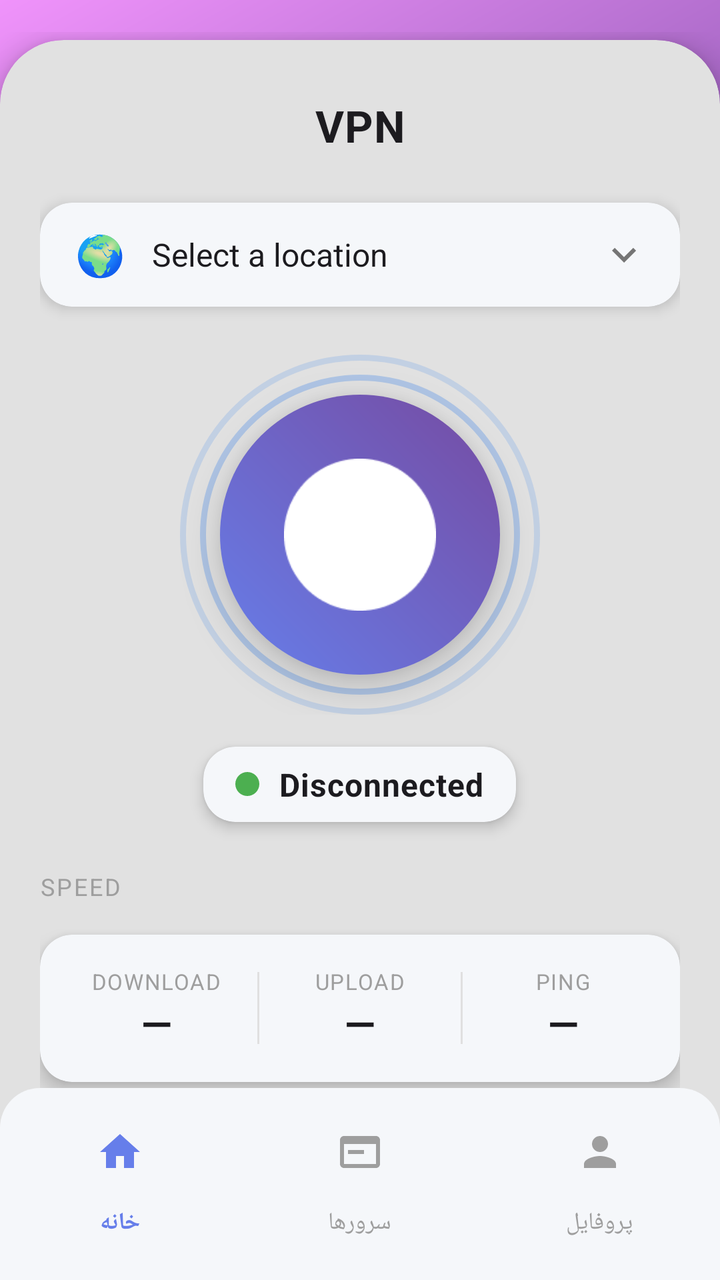
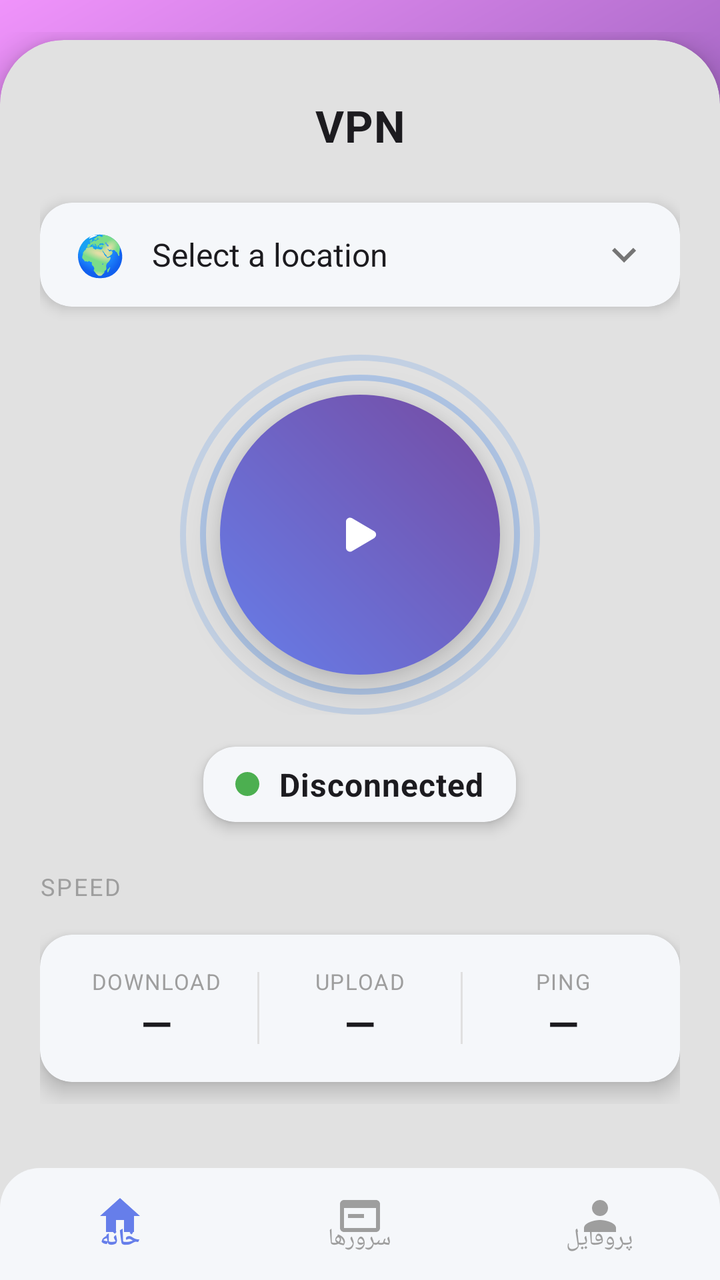

Two renders of the same Android screen: before a commit and after it. Below are the layout's source before the change and the commit's diff.
<!-- AndroidManifest.xml: application theme AppThemeDayNight.NoActionBar -->
<!-- res/layout/activity_main.xml -->
<?xml version="1.0" encoding="utf-8"?>
<FrameLayout xmlns:android="http://schemas.android.com/apk/res/android"
    xmlns:app="http://schemas.android.com/apk/res-auto"
    android:layout_width="match_parent"
    android:layout_height="match_parent"
    android:background="@drawable/bg_gradient_main"
    android:fitsSystemWindows="false">

    <ScrollView
        android:id="@+id/scroll_view"
        android:layout_width="match_parent"
        android:layout_height="match_parent"
        android:fillViewport="true">

        <LinearLayout
            android:id="@+id/main_content"
            android:layout_width="match_parent"
            android:layout_height="match_parent"
            android:orientation="vertical"
            android:paddingTop="16dp"
            android:paddingStart="0dp"
            android:paddingEnd="0dp"
            android:paddingBottom="0dp"
            android:fitsSystemWindows="false">

            <com.google.android.material.progressindicator.LinearProgressIndicator
                android:id="@+id/progress_bar"
                android:layout_width="match_parent"
                android:layout_height="wrap_content"
                android:indeterminate="true"
                android:visibility="invisible"
                app:indicatorColor="@color/colorWhite" />

            <com.google.android.material.card.MaterialCardView
                android:layout_width="match_parent"
                android:layout_height="match_parent"
                android:layout_marginTop="0dp"
                android:layout_marginBottom="0dp"
                android:layout_marginStart="0dp"
                android:layout_marginEnd="0dp"
                app:cardBackgroundColor="@color/vpn_card_white"
                app:cardCornerRadius="32dp"
                app:cardElevation="8dp"
                app:strokeWidth="0dp"
                app:strokeColor="@android:color/transparent">

                <LinearLayout
                    android:layout_width="match_parent"
                    android:layout_height="match_parent"
                    android:orientation="vertical"
                    android:paddingTop="20dp"
                    android:paddingStart="20dp"
                    android:paddingEnd="20dp"
                    android:paddingBottom="88dp">

                    
                    <TextView
                        android:layout_width="match_parent"
                        android:layout_height="wrap_content"
                        android:gravity="center"
                        android:paddingTop="8dp"
                        android:paddingBottom="8dp"
                        android:text="@string/vpn_header_title"
                        android:textColor="@color/md_theme_onBackground"
                        android:textSize="22sp"
                        android:textStyle="bold"
                        android:letterSpacing="0.02" />

                    
                    <com.google.android.material.card.MaterialCardView
                        android:id="@+id/country_selector"
                        android:layout_width="match_parent"
                        android:layout_height="wrap_content"
                        android:layout_marginTop="16dp"
                        android:clickable="true"
                        android:focusable="true"
                        app:cardBackgroundColor="@color/card_gradient_end"
                        app:cardCornerRadius="16dp"
                        app:cardElevation="4dp"
                        app:strokeWidth="0dp"
                        app:rippleColor="@color/accent_primary">

                        <LinearLayout
                            android:layout_width="match_parent"
                            android:layout_height="wrap_content"
                            android:gravity="center_vertical"
                            android:orientation="horizontal"
                            android:paddingVertical="12dp"
                            android:paddingStart="16dp"
                            android:paddingEnd="16dp">

                            <TextView
                                android:id="@+id/tv_country_flag"
                                android:layout_width="28dp"
                                android:layout_height="28dp"
                                android:gravity="center"
                                android:textSize="20sp"
                                android:text="🌍" />

                            <TextView
                                android:id="@+id/tv_country_name"
                                android:layout_width="0dp"
                                android:layout_height="wrap_content"
                                android:layout_weight="1"
                                android:layout_marginStart="12dp"
                                android:ellipsize="end"
                                android:maxLines="1"
                                android:text="@string/vpn_select_location"
                                android:textColor="@color/md_theme_onBackground"
                                android:textSize="16sp" />

                            <ImageView
                                android:layout_width="24dp"
                                android:layout_height="24dp"
                                android:src="@drawable/ic_chevron_down_24dp"
                                android:contentDescription="@string/vpn_choose_country" />
                        </LinearLayout>
                    </com.google.android.material.card.MaterialCardView>

                    
                    <FrameLayout
                        android:layout_width="wrap_content"
                        android:layout_height="wrap_content"
                        android:layout_gravity="center_horizontal"
                        android:layout_marginTop="24dp">

                        
                        <View
                            android:layout_width="180dp"
                            android:layout_height="180dp"
                            android:layout_gravity="center"
                            android:background="@drawable/bg_power_button_ring"
                            android:alpha="0.3" />

                        
                        <View
                            android:layout_width="160dp"
                            android:layout_height="160dp"
                            android:layout_gravity="center"
                            android:background="@drawable/bg_power_button_ring"
                            android:alpha="0.5" />

                        
                        <com.google.android.material.card.MaterialCardView
                            android:layout_width="140dp"
                            android:layout_height="140dp"
                            android:layout_gravity="center"
                            app:cardCornerRadius="70dp"
                            app:cardElevation="12dp"
                            app:strokeWidth="0dp">
                            <ImageButton
                                android:id="@+id/btn_power"
                                android:layout_width="match_parent"
                                android:layout_height="match_parent"
                                android:background="@drawable/bg_gradient_button"
                                android:contentDescription="@string/action_stop_service"
                                android:padding="32dp"
                                android:scaleType="centerInside"
                                android:src="@drawable/ic_power_button"
                                android:tint="@android:color/white" />
                        </com.google.android.material.card.MaterialCardView>
                    </FrameLayout>

                    
                    <com.google.android.material.card.MaterialCardView
                        android:layout_width="wrap_content"
                        android:layout_height="wrap_content"
                        android:layout_gravity="center_horizontal"
                        android:layout_marginTop="16dp"
                        app:cardCornerRadius="16dp"
                        app:cardElevation="4dp"
                        app:strokeWidth="0dp"
                        app:cardBackgroundColor="@color/card_gradient_end">
                        <LinearLayout
                            android:layout_width="wrap_content"
                            android:layout_height="wrap_content"
                            android:gravity="center_vertical"
                            android:orientation="horizontal"
                            android:paddingHorizontal="16dp"
                            android:paddingVertical="8dp">

                            <View
                                android:id="@+id/status_dot"
                                android:layout_width="12dp"
                                android:layout_height="12dp"
                                android:background="@drawable/bg_status_dot_connected" />

                            <TextView
                                android:id="@+id/tv_status"
                                android:layout_width="wrap_content"
                                android:layout_height="wrap_content"
                                android:layout_marginStart="10dp"
                                android:text="@string/vpn_disconnected"
                                android:textColor="@color/md_theme_onBackground"
                                android:textSize="16sp"
                                android:textStyle="bold"
                                android:letterSpacing="0.02" />
                        </LinearLayout>
                    </com.google.android.material.card.MaterialCardView>

                    
                    <TextView
                        android:layout_width="wrap_content"
                        android:layout_height="wrap_content"
                        android:layout_marginTop="24dp"
                        android:text="@string/vpn_speed"
                        android:textColor="@color/vpn_speed_label"
                        android:textSize="12sp"
                        android:letterSpacing="0.08"
                        android:textAllCaps="true" />

                    <com.google.android.material.card.MaterialCardView
                        android:layout_width="match_parent"
                        android:layout_height="wrap_content"
                        android:layout_marginTop="16dp"
                        app:cardBackgroundColor="@color/card_gradient_end"
                        app:cardCornerRadius="16dp"
                        app:cardElevation="6dp"
                        app:strokeWidth="0dp">

                        <LinearLayout
                            android:layout_width="match_parent"
                            android:layout_height="wrap_content"
                            android:gravity="center"
                            android:orientation="horizontal"
                            android:paddingVertical="16dp"
                            android:paddingStart="16dp"
                            android:paddingEnd="16dp">

                            <LinearLayout
                                android:layout_width="0dp"
                                android:layout_height="wrap_content"
                                android:layout_weight="1"
                                android:gravity="center"
                                android:orientation="vertical">

                                <TextView
                                    android:layout_width="wrap_content"
                                    android:layout_height="wrap_content"
                                    android:text="@string/vpn_download"
                                    android:textColor="@color/vpn_speed_label"
                                    android:textSize="11sp"
                                    android:textAllCaps="true"
                                    android:letterSpacing="0.05" />
                                <TextView
                                    android:id="@+id/tv_download_speed"
                                    android:layout_width="wrap_content"
                                    android:layout_height="wrap_content"
                                    android:text="—"
                                    android:textColor="@color/md_theme_onBackground"
                                    android:textSize="20sp"
                                    android:textStyle="bold"
                                    android:letterSpacing="0.02" />
                            </LinearLayout>

                            <View
                                android:layout_width="1dp"
                                android:layout_height="36dp"
                                android:layout_marginHorizontal="8dp"
                                android:background="@color/divider_color_light" />

                            <LinearLayout
                                android:layout_width="0dp"
                                android:layout_height="wrap_content"
                                android:layout_weight="1"
                                android:gravity="center"
                                android:orientation="vertical">

                                <TextView
                                    android:layout_width="wrap_content"
                                    android:layout_height="wrap_content"
                                    android:text="@string/vpn_upload"
                                    android:textColor="@color/vpn_speed_label"
                                    android:textSize="11sp"
                                    android:textAllCaps="true"
                                    android:letterSpacing="0.05" />
                                <TextView
                                    android:id="@+id/tv_upload_speed"
                                    android:layout_width="wrap_content"
                                    android:layout_height="wrap_content"
                                    android:text="—"
                                    android:textColor="@color/md_theme_onBackground"
                                    android:textSize="20sp"
                                    android:textStyle="bold"
                                    android:letterSpacing="0.02" />
                            </LinearLayout>

                            <View
                                android:layout_width="1dp"
                                android:layout_height="36dp"
                                android:layout_marginHorizontal="8dp"
                                android:background="@color/divider_color_light" />

                            <LinearLayout
                                android:layout_width="0dp"
                                android:layout_height="wrap_content"
                                android:layout_weight="1"
                                android:gravity="center"
                                android:orientation="vertical">

                                <TextView
                                    android:layout_width="wrap_content"
                                    android:layout_height="wrap_content"
                                    android:text="@string/ping"
                                    android:textColor="@color/vpn_speed_label"
                                    android:textSize="11sp"
                                    android:textAllCaps="true"
                                    android:letterSpacing="0.05" />
                                <TextView
                                    android:id="@+id/tv_ping"
                                    android:layout_width="wrap_content"
                                    android:layout_height="wrap_content"
                                    android:text="—"
                                    android:textColor="@color/md_theme_onBackground"
                                    android:textSize="20sp"
                                    android:textStyle="bold"
                                    android:letterSpacing="0.02" />
                            </LinearLayout>
                        </LinearLayout>
                    </com.google.android.material.card.MaterialCardView>

                </LinearLayout>
            </com.google.android.material.card.MaterialCardView>
        </LinearLayout>
    </ScrollView>

    
    <androidx.viewpager2.widget.ViewPager2
        android:id="@+id/view_pager"
        android:layout_width="match_parent"
        android:layout_height="1dp"
        android:visibility="invisible" />

    
    <com.google.android.material.bottomnavigation.BottomNavigationView
        android:id="@+id/bottom_navigation"
        android:layout_width="match_parent"
        android:layout_height="wrap_content"
        android:layout_gravity="bottom"
        android:background="@drawable/bg_bottom_nav"
        android:elevation="8dp"
        android:paddingTop="8dp"
        android:paddingBottom="8dp"
        app:itemIconTint="@color/bottom_nav_selector"
        app:itemTextColor="@color/bottom_nav_selector"
        app:labelVisibilityMode="labeled"
        app:itemRippleColor="@color/accent_primary"
        app:menu="@menu/bottom_navigation_menu" />
</FrameLayout>
<!-- resources referenced by this layout -->
<resources>
  <color name="accent_primary">#667eea</color>
  <color name="card_gradient_end">#F5F7FA</color>
  <color name="colorWhite">#FFFFFF</color>
  <color name="divider_color_light">#E0E0E0</color>
  <color name="md_theme_onBackground">#1C1B1F</color>
  <color name="vpn_card_white">#FFFFFF</color>
  <color name="vpn_speed_label">#9E9E9E</color>
  <!-- drawable ic_power_button: png bitmap (drawable, 5557 bytes) -->
  <string name="action_stop_service">Stop service</string>
  <string name="ping">Ping</string>
  <string name="vpn_choose_country">Choose Country</string>
  <string name="vpn_disconnected">Disconnected</string>
  <string name="vpn_download">Download</string>
  <string name="vpn_header_title">VPN</string>
  <string name="vpn_select_location">Select a location</string>
  <string name="vpn_speed">Speed</string>
  <string name="vpn_upload">Upload</string>
  <style name="AppThemeDayNight.NoActionBar" parent="AppThemeDayNight">
          <item name="windowActionBar">false</item>
          <item name="windowNoTitle">true</item>
      </style>
  <color name="vpn_power_ring">#7BA8E8</color>
  <color name="vpn_status_connected">#4CAF50</color>
  <style name="AppThemeDayNight" parent="AppThemeBase">
          
          <item name="android:windowLightStatusBar">true</item>
          <item name="android:windowLightNavigationBar" tools:targetApi="27">true</item>
      </style>
  <color name="md_theme_primary">#000000</color>
  <color name="md_theme_onPrimary">#FFFFFF</color>
  <color name="md_theme_primaryContainer">#E0E0E0</color>
  <color name="md_theme_onPrimaryContainer">#000000</color>
  <color name="md_theme_secondary">#f97910</color>
  <color name="md_theme_onSecondary">#FFFFFF</color>
  <color name="md_theme_secondaryContainer">#FFE8D6</color>
  <color name="md_theme_onSecondaryContainer">#2B1700</color>
  <color name="md_theme_tertiary">#009966</color>
  <color name="md_theme_onTertiary">#FFFFFF</color>
  <color name="md_theme_tertiaryContainer">#A0F2D0</color>
  <color name="md_theme_onTertiaryContainer">#00201A</color>
  <color name="md_theme_error">#BA1A1A</color>
  <color name="md_theme_onError">#FFFFFF</color>
  <color name="md_theme_errorContainer">#FFDAD6</color>
  <color name="md_theme_onErrorContainer">#410002</color>
  <color name="md_theme_surface">#FFFFFF</color>
  <color name="md_theme_onSurface">#1C1B1F</color>
  <color name="md_theme_surfaceVariant">#E7E0EC</color>
  <color name="md_theme_onSurfaceVariant">#49454F</color>
  <color name="md_theme_inverseSurface">#313033</color>
  <color name="md_theme_inverseOnSurface">#F4EFF4</color>
  <color name="md_theme_background">#FFFFFF</color>
  <color name="md_theme_outline">#79747E</color>
  <color name="md_theme_outlineVariant">#CAC4D0</color>
  <color name="md_theme_inversePrimary">#C0C0C0</color>
  <!-- unchanged entries left out for length: 7 -->
</resources>

<!-- the commit's change to res/layout/activity_main.xml (unified diff, before → after) -->
@@ -156,7 +156,7 @@
                                 android:contentDescription="@string/action_stop_service"
                                 android:padding="32dp"
                                 android:scaleType="centerInside"
-                                android:src="@drawable/ic_power_button"
+                                android:src="@drawable/ic_play_24dp"
                                 android:tint="@android:color/white" />
                         </com.google.android.material.card.MaterialCardView>
                     </FrameLayout>
@@ -335,15 +335,15 @@
     <com.google.android.material.bottomnavigation.BottomNavigationView
         android:id="@+id/bottom_navigation"
         android:layout_width="match_parent"
-        android:layout_height="wrap_content"
+        android:layout_height="@dimen/bottom_nav_height"
         android:layout_gravity="bottom"
         android:background="@drawable/bg_bottom_nav"
-        android:elevation="8dp"
-        android:paddingTop="8dp"
-        android:paddingBottom="8dp"
+        android:elevation="4dp"
+        android:minHeight="@dimen/bottom_nav_height"
         app:itemIconTint="@color/bottom_nav_selector"
         app:itemTextColor="@color/bottom_nav_selector"
+        app:itemBackground="@drawable/bg_bottom_nav_item"
         app:labelVisibilityMode="labeled"
-        app:itemRippleColor="@color/accent_primary"
+        app:itemRippleColor="@android:color/transparent"
         app:menu="@menu/bottom_navigation_menu" />
 </FrameLayout>
<!-- resource entries referenced after the edit -->
@@ -7,7 +7,28 @@
   <color name="md_theme_onBackground">#1C1B1F</color>
   <color name="vpn_card_white">#FFFFFF</color>
   <color name="vpn_speed_label">#9E9E9E</color>
-  <!-- drawable ic_power_button: png bitmap (drawable, 5557 bytes) -->
+  <dimen name="bottom_nav_height">56dp</dimen>
+  <!-- drawable bg_bottom_nav_item (drawable) -->
+  <?xml version="1.0" encoding="utf-8"?>
+  <ripple xmlns:android="http://schemas.android.com/apk/res/android"
+      android:color="@color/accent_primary"
+      android:alpha="0.12">
+      <item>
+          <shape android:shape="rectangle">
+              <solid android:color="@android:color/transparent" />
+          </shape>
+      </item>
+  </ripple>
+  <!-- drawable ic_play_24dp (drawable) -->
+  <vector xmlns:android="http://schemas.android.com/apk/res/android"
+      android:width="24dp"
+      android:height="24dp"
+      android:viewportWidth="1024"
+      android:viewportHeight="1024">
+      <path
+          android:fillColor="#FFFFFFFF"
+          android:pathData="M213.333333 789.461333V234.538667C213.333333 168.533333 285.013333 127.530667 341.930667 160.981333l471.68 277.461334c56.106667 32.981333 56.106667 114.133333 0 147.114666L341.930667 863.018667C285.056 896.469333 213.333333 855.466667 213.333333 789.461333z" />
+  </vector>
   <string name="action_stop_service">Stop service</string>
   <string name="ping">Ping</string>
   <string name="vpn_choose_country">Choose Country</string>
